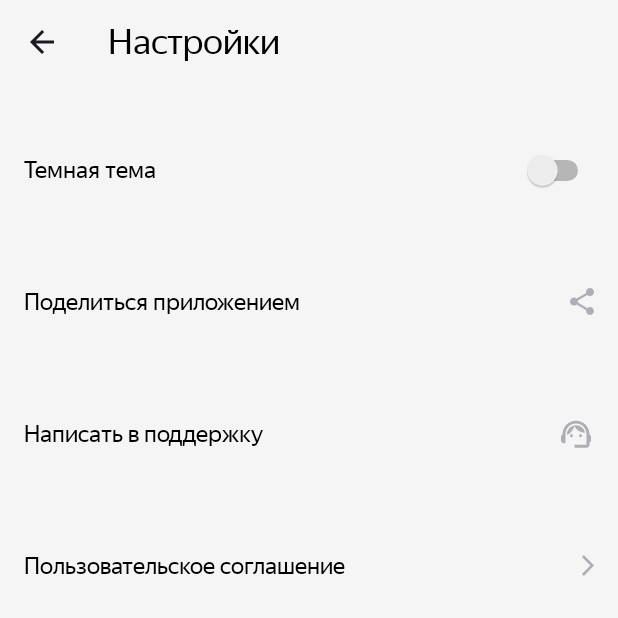
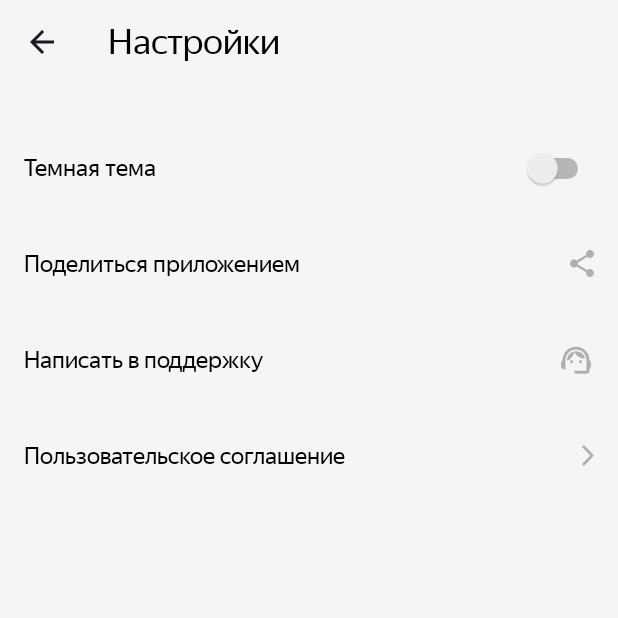
Before and after one commit to u11107/PlaylistMaker, an Android app: the SettingsActivity screen opened directly, with no data from a screen before it, on a phone screen of 412 x 824 dp, the top half of it. Run offline under Robolectric (Android 15) with nearby library versions, the phone set to English and light mode, and no system bars.

Commit message:
bag fixed

```diff
--- a/app/src/main/res/layout/activity_setting.xml
+++ b/app/src/main/res/layout/activity_setting.xml
@@ -9,7 +9,7 @@
         style="@style/ToolbarColor"
         android:layout_width="match_parent"
         android:layout_height="?attr/actionBarSize"
-        android:layout_marginBottom="25dp"
+        android:layout_marginBottom="24dp"
         app:navigationIcon="@drawable/arrow_back">
 
         <TextView
@@ -28,7 +28,6 @@
         style="@style/TextViewStyle_Settings"
         android:layout_height="64dp"
         android:layout_marginHorizontal="@dimen/main_text_Playlist_maker_16dp"
-        android:layout_marginBottom="24dp"
         android:text="@string/dark_theme"
         tools:ignore="UseSwitchCompatOrMaterialXml,VisualLintButtonSize" />
 
@@ -37,7 +36,6 @@
         style="@style/TextViewStyle_Settings"
         android:layout_height="64dp"
         android:layout_marginHorizontal="16dp"
-        android:layout_marginBottom="24dp"
         android:text="@string/share"
         app:drawableRightCompat="@drawable/share" />
 
@@ -46,7 +44,6 @@
         style="@style/TextViewStyle_Settings"
         android:layout_height="64dp"
         android:layout_marginHorizontal="16dp"
-        android:layout_marginBottom="24dp"
         android:text="@string/write_support"
         app:drawableRightCompat="@drawable/support" />
 
@@ -55,7 +52,6 @@
         style="@style/TextViewStyle_Settings"
         android:layout_height="64dp"
         android:layout_marginHorizontal="16dp"
-        android:layout_marginBottom="24dp"
         android:text="@string/terms_of_use"
         app:drawableRightCompat="@drawable/arrow" />
 
```
